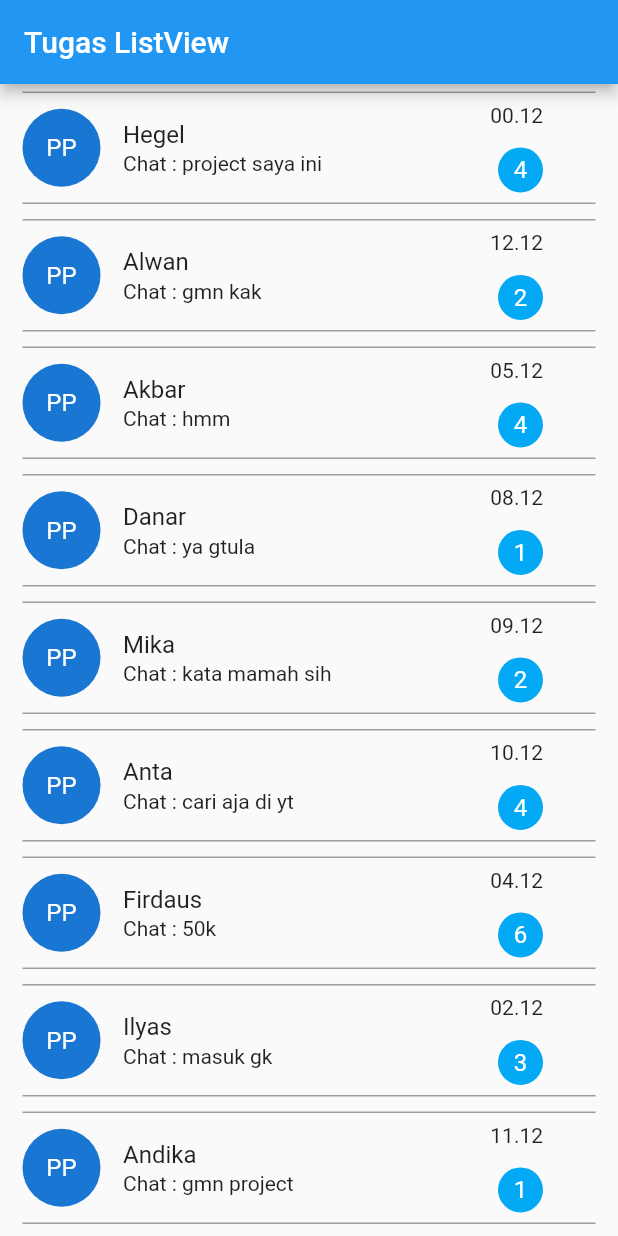
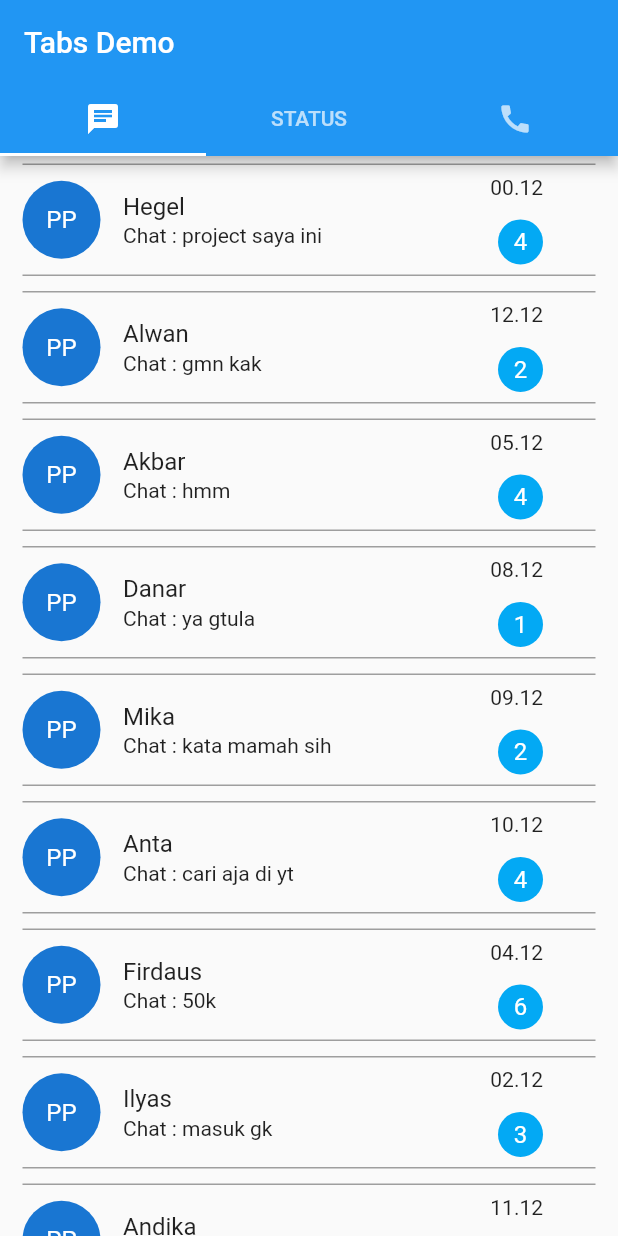
Before and after one commit to HegelAlRafli/Tugas_ListView, a Flutter app: the screen it shows after launch, on a phone screen of 412 x 824 dp. Run offline on Flutter 3.47's test engine with Material 2 defaults, Android fonts, the phone set to English and light mode, and no system bars.

Commit message:
style : [HR] add tabbar in navbar and delete list

```diff
--- a/lib/main.dart
+++ b/lib/main.dart
@@ -2,10 +2,11 @@ import 'package:flutter/cupertino.dart';
 import 'package:flutter/material.dart';
 import 'package:flutter/rendering.dart';
 import 'package:tugas_listview/itemsiswa.dart';
+import 'package:tugas_listview/tabBar.dart';
 import 'package:tugas_listview/usermodel.dart';
 
 void main() {
-  runApp(MyApp());
+  runApp(TabbarExample());
 }
 
 class MyApp extends StatelessWidget {
@@ -27,6 +28,7 @@ class MyApp extends StatelessWidget {
   @override
   Widget build(BuildContext context) {
     return MaterialApp(
+      debugShowCheckedModeBanner: false,
       home: Scaffold(
           appBar: AppBar(
             title: Text("Tugas ListView"),
--- /dev/null
+++ b/lib/tabBar.dart
@@ -0,0 +1,122 @@
+import 'package:flutter/material.dart';
+import 'package:tugas_listview/itemsiswa.dart';
+import 'package:tugas_listview/usermodel.dart';
+
+class TabbarExample extends StatefulWidget {
+  const TabbarExample({Key? key}) : super(key: key);
+
+  @override
+  State<TabbarExample> createState() => _TabbarExampleState();
+}
+
+class _TabbarExampleState extends State<TabbarExample>
+    with SingleTickerProviderStateMixin {
+  late TabController _controller;
+  int _selectedIndex = 0;
+
+  List<Widget> list = [
+    Tab(icon: Icon(Icons.chat)),
+    Tab(text: "STATUS"),
+    Tab(icon: Icon(Icons.call)),
+  ];
+
+  @override
+  void initState() {
+    // TODO: implement initState
+    super.initState();
+    _controller = TabController(length: list.length, vsync: this);
+
+    _controller.addListener(() {
+      setState(() {
+        _selectedIndex = _controller.index;
+      });
+      print("Selected Index: " + _controller.index.toString());
+    });
+  }
+
+  List<UserModel> contacts = [
+    UserModel(1, 'Hegel', 'project saya ini ', '00.12', '4'),
+    UserModel(2, 'Alwan', 'gmn kak', '12.12', '2'),
+    UserModel(3, 'Akbar', 'hmm', '05.12', '4'),
+    UserModel(4, 'Danar', 'ya gtula', '08.12', '1'),
+    UserModel(5, 'Mika', 'kata mamah sih', '09.12', '2'),
+    UserModel(6, 'Anta', 'cari aja di yt', '10.12', '4'),
+    UserModel(7, 'Firdaus', '50k', '04.12', '6'),
+    UserModel(8, 'Ilyas', 'masuk gk', '02.12', '3'),
+    UserModel(9, 'Andika', 'gmn project', '11.12', '1'),
+    UserModel(10, 'Hiba', 'itu masukin di file', '09.12', '5'),
+    UserModel(11, 'Nabil', 'pe dece', '08.12', '2'),
+    UserModel(12, 'Amri', 'p badminton', '15.12', '2'),
+  ];
+
+  @override
+  Widget build(BuildContext context) {
+    return MaterialApp(
+      home: Scaffold(
+        appBar: AppBar(
+          bottom: TabBar(
+            onTap: (value) {},
+            controller: _controller,
+            tabs: list,
+          ),
+          title: Text('Tabs Demo'),
+        ),
+        body: TabBarView(controller: _controller, children: [
+          Builder(builder: (context) {
+            return ListView.builder(
+              itemCount: contacts.length,
+              itemBuilder: (_, int index) {
+                return GestureDetector(
+                    onTap: () {
+                      showDialog(
+                          context: context,
+                          builder: (BuildContext context) => AlertDialog(
+                                title: Text("Hapus Kontak"),
+                                content:
+                                    Text("Anda yakin ingin menghapus kontak ?"),
+                                actions: <Widget>[
+                                  FlatButton(
+                                    child: Text("Ya"),
+                                    onPressed: () {
+                                      setState(() {
+                                        contacts.removeAt(index);
+                                      });
+                                      Navigator.pop(context);
+                                    },
+                                  ),
+                                  FlatButton(
+                                    child: Text("Tidak"),
+                                    onPressed: () {
+                                      Navigator.pop(context);
+                                    },
+                                  ),
+                                ],
+                              ));
+                    },
+                    child: itemsiswa(
+                        nama: contacts[index].nama,
+                        chat: contacts[index].chat,
+                        time: contacts[index].time,
+                        jumlah: contacts[index].jumlah));
+              },
+            );
+          }),
+          Center(
+            child: Center(
+              child: Text(
+                "Halaman Status",
+                style: TextStyle(fontSize: 20),
+              ),
+            ),
+          ),
+          Center(
+              child: Center(
+                  child: Text(
+            "Halaman Telepon",
+            style: TextStyle(fontSize: 20),
+          ))),
+        ]),
+      ),
+    );
+  }
+}
```
